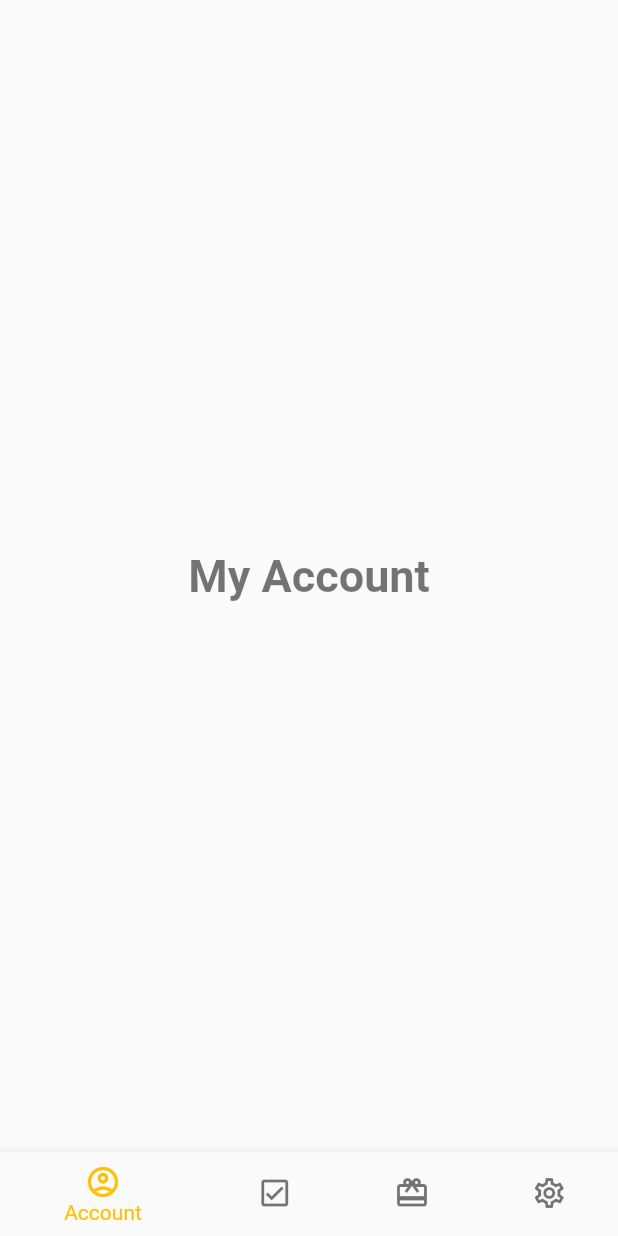
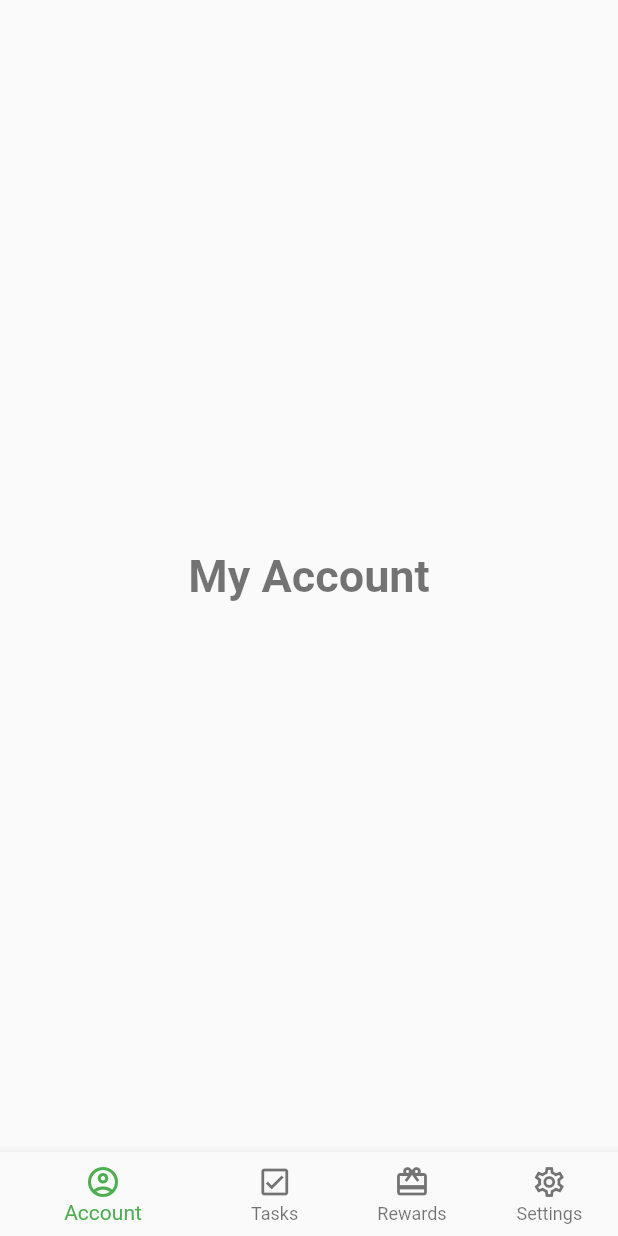
Before and after one commit to milua/housework, a Flutter app: the screen it shows after launch, on a phone screen of 412 x 824 dp. Run offline on Flutter 3.47's test engine with Material 2 defaults, Android fonts, the phone set to English and light mode, and no system bars.

Commit message:
zeigt Labels bei nicht selektiertem NavigationItem an

```diff
--- a/lib/main.dart
+++ b/lib/main.dart
@@ -79,8 +79,9 @@ class _NavigationWidgetState extends State<NavigationWidget> {
           ),
         ],
         currentIndex: _selectedIndex,
-        selectedItemColor: Colors.amber[500],
+        selectedItemColor: Colors.green[500],
         unselectedItemColor: Colors.black54,
+        showUnselectedLabels: true,
         onTap: _onItemTapped,
       ),
     );
```
